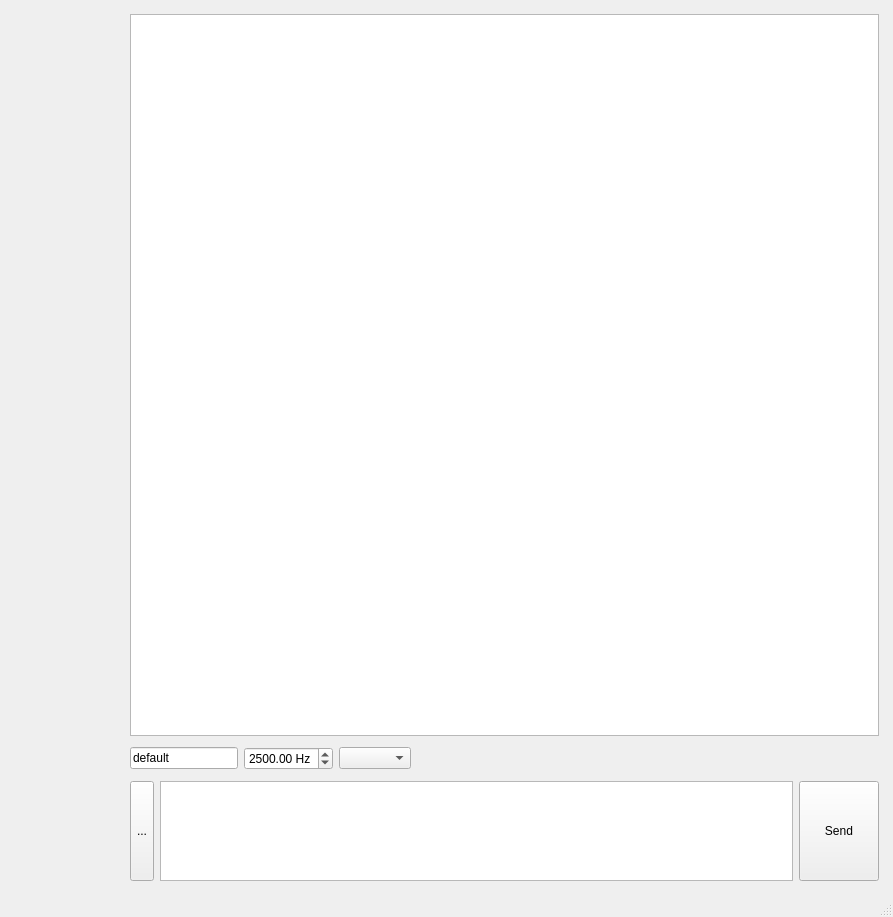
Old version of the form src/UI/pyqt/main_window.ui in the repository BimBim134/vibe-audioModem.
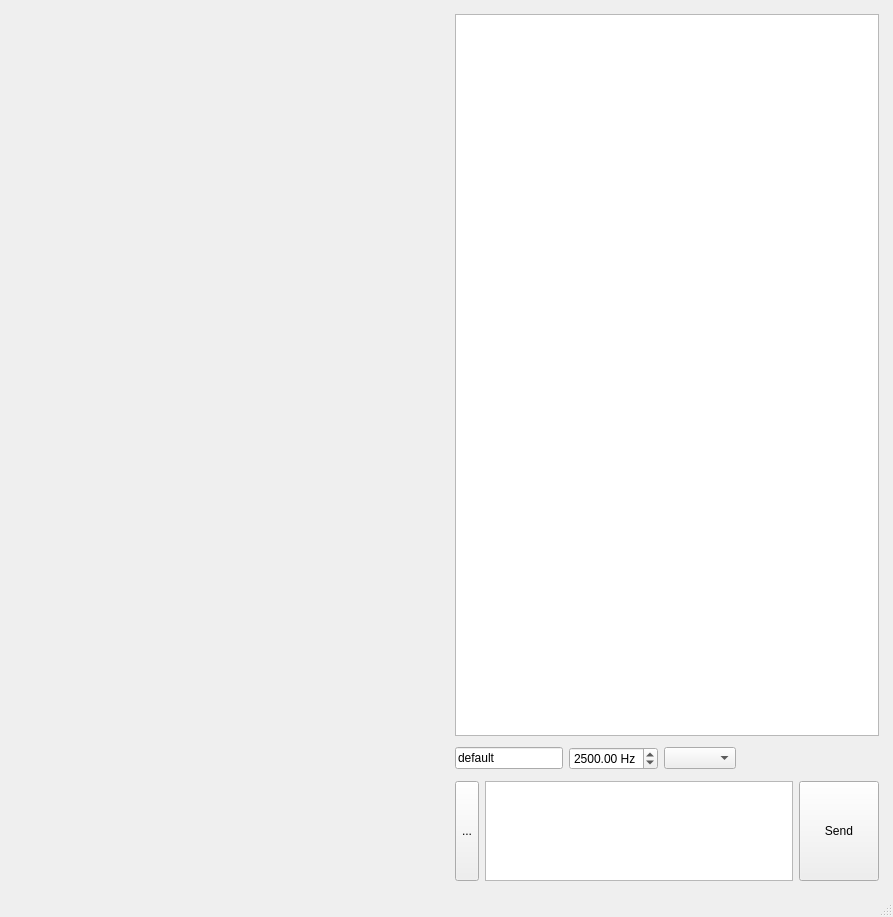
New version of the form.

Commit message: constellation diagram added

The edit to the form file:
```diff
--- a/src/UI/pyqt/main_window.ui
+++ b/src/UI/pyqt/main_window.ui
@@ -14,7 +14,7 @@
    <string>MainWindow</string>
   </property>
   <widget class="QWidget" name="GlobalContainer">
-   <layout class="QHBoxLayout" name="horizontalLayout">
+   <layout class="QHBoxLayout" name="horizontalLayout" stretch="1,1">
     <item>
      <widget class="QFrame" name="SignalVisualizationContainer">
       <property name="frameShape">
@@ -23,7 +23,7 @@
       <property name="frameShadow">
        <enum>QFrame::Plain</enum>
       </property>
-      <layout class="QVBoxLayout" name="verticalLayout_2">
+      <layout class="QGridLayout" name="gridLayout">
        <property name="leftMargin">
         <number>5</number>
        </property>
@@ -36,7 +36,7 @@
        <property name="bottomMargin">
         <number>5</number>
        </property>
-       <item>
+       <item row="0" column="0">
         <widget class="QWidget" name="spectroscopePlaceholder" native="true">
          <property name="minimumSize">
           <size>
@@ -46,7 +46,10 @@
          </property>
         </widget>
        </item>
-       <item>
+       <item row="0" column="1">
+        <widget class="QWidget" name="constellationDiagramPlaceholder" native="true"/>
+       </item>
+       <item row="1" column="0" colspan="2">
         <widget class="QWidget" name="spectrogramPlaceholder" native="true">
          <property name="minimumSize">
           <size>
@@ -99,7 +102,7 @@
            <rect>
             <x>0</x>
             <y>0</y>
-            <width>752</width>
+            <width>426</width>
             <height>730</height>
            </rect>
           </property>
```
The commit also changes 1 other file.
